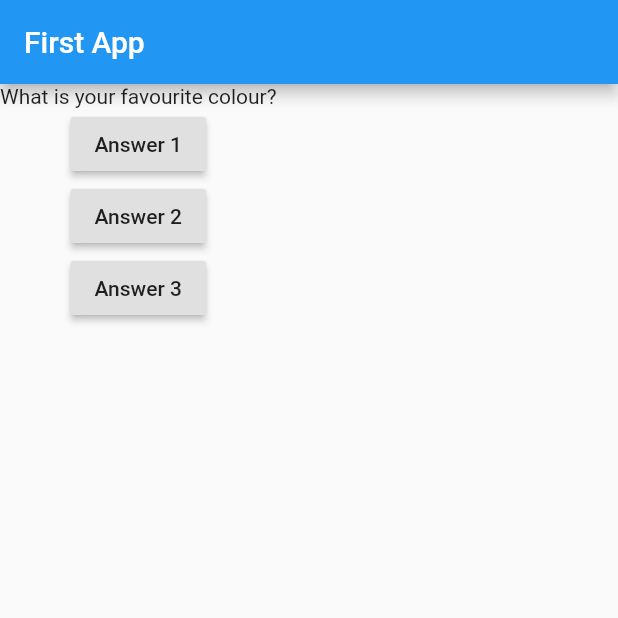
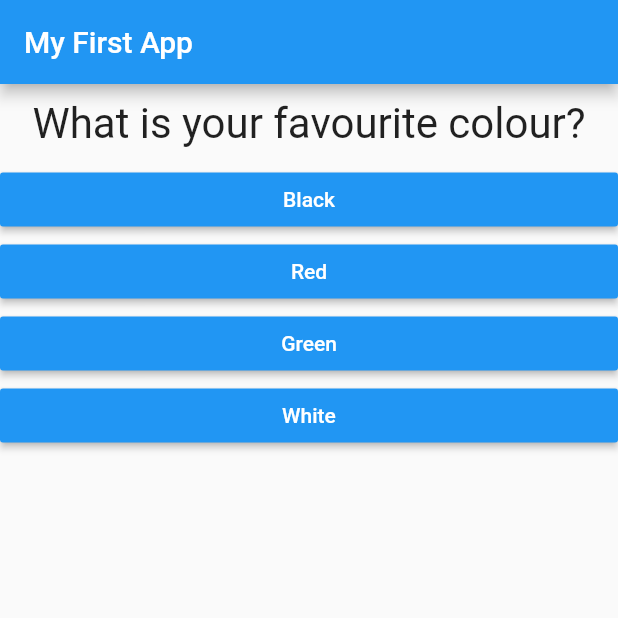
Before and after one commit to aad17/Quiz-App, a Flutter app: the screen it shows after launch, on a phone screen of 412 x 824 dp, the top half of it. Run offline on Flutter 3.47's test engine with Material 2 defaults, Android fonts, the phone set to English and light mode, and no system bars.

Commit message:
Questions And Answers

```diff
--- /dev/null
+++ b/lib/answer.dart
@@ -0,0 +1,22 @@
+import 'package:flutter/material.dart';
+
+class Answer extends StatelessWidget {
+  // const Answer({ Key? key }) : super(key: key);
+  final Function selectHandlar;
+  final String answerText;
+
+  Answer(this.selectHandlar, this.answerText);
+
+  @override
+  Widget build(BuildContext context) {
+    return Container(
+      width: double.infinity,
+      child: RaisedButton(
+        color: Colors.blue,
+        textColor: Colors.white,
+        child: Text(answerText),
+        onPressed: selectHandlar,
+      ),
+    );
+  }
+}
--- a/lib/main.dart
+++ b/lib/main.dart
@@ -1,4 +1,6 @@
 import 'package:flutter/material.dart';
+import './question.dart';
+import './answer.dart';
 
 void main() {
   runApp(MyApp());
@@ -7,37 +9,53 @@ void main() {
 class MyApp extends StatefulWidget {
   @override
   State<StatefulWidget> createState() {
-    return MyAppState();
+    return _MyAppState();
   }
 }
 
-class MyAppState extends State<MyApp> {
-  var questionIndex = 0;
-  void answerQuestion() {
+class _MyAppState extends State<MyApp> {
+  var _questionIndex = 0;
+  void _answerQuestion() {
     setState(() {
-      questionIndex = questionIndex + 1;
+      _questionIndex = _questionIndex + 1;
     });
-    print(questionIndex);
+    print(_questionIndex);
   }
 
   @override
   Widget build(BuildContext context) {
-    var questions = [
-      "What is your favourite colour?",
-      "What is you favourite animal?",
+    const questions = [
+      {
+        'questionText': "What is your favourite colour?",
+        'answers': ['Black', 'Red', 'Green', 'White']
+      },
+      {
+        'questionText': "What is you favourite animal?",
+        'answers': ['Elephant', 'Rabbit', 'Lion', 'Tiger']
+      },
+      {
+        'questionText': "Whon is your favourite instructor?",
+        'answers': ['ABC', 'DEF', 'GHI', 'JKL']
+      },
     ];
 
     return MaterialApp(
-        home: Scaffold(
-      appBar: AppBar(
-        title: Text('First App'),
+      home: Scaffold(
+        appBar: AppBar(
+          title: Text('My First App'),
+        ),
+        body: Column(
+          children: [
+            Question(
+              questions[_questionIndex]['questionText'],
+            ),
+            ...(questions[_questionIndex]['answers'] as List<String>)
+                .map((answer) {
+              return Answer(_answerQuestion, answer);
+            }).toList()
+          ],
+        ),
       ),
-      body: Column(children: <Widget>[
-        Text(questions[questionIndex]),
-        RaisedButton(child: Text('Answer 1'), onPressed: answerQuestion),
-        RaisedButton(child: Text('Answer 2'), onPressed: answerQuestion),
-        RaisedButton(child: Text('Answer 3'), onPressed: answerQuestion),
-      ]),
-    ));
+    );
   }
 }
--- /dev/null
+++ b/lib/question.dart
@@ -0,0 +1,21 @@
+import 'package:flutter/material.dart';
+
+class Question extends StatelessWidget {
+  // const Question({ Key? key }) : super(key: key);
+  final String questionText;
+
+  Question(this.questionText);
+
+  @override
+  Widget build(BuildContext context) {
+    return Container(
+      width: double.infinity,
+      margin: EdgeInsets.all(10),
+      child: Text(
+        questionText,
+        style: TextStyle(fontSize: 28),
+        textAlign: TextAlign.center,
+      ),
+    );
+  }
+}
```
